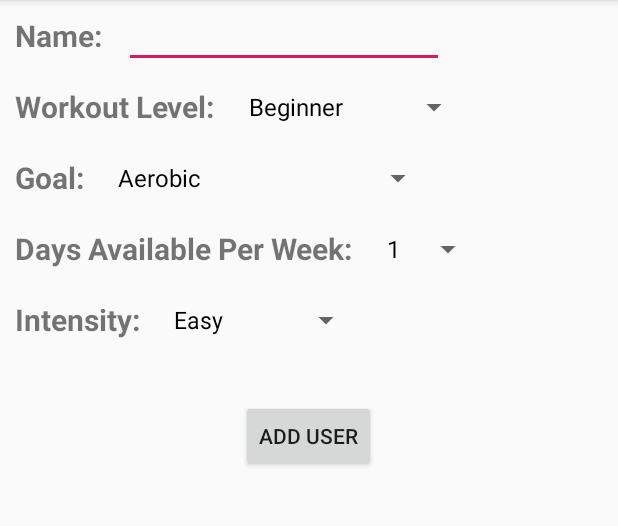
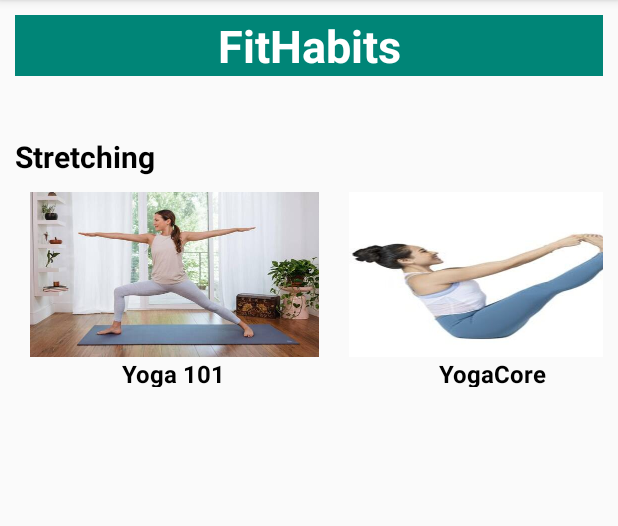
Before and after one commit to Sogurung16/FYP, an Android app: the screen it shows after launch (UserView before the commit, ActivitiesRecommendation after it), on a phone screen of 412 x 824 dp, the part 84-610 px from its top. Run offline under Robolectric (Android 15) with nearby library versions, the phone set to English and light mode, and no system bars.

Commit message:
US_11 T_10

```diff
--- a/app/build.gradle
+++ b/app/build.gradle
@@ -5,7 +5,7 @@ android {
     buildToolsVersion "29.0.2"
     defaultConfig {
         applicationId "com.example.fyp_01"
-        minSdkVersion 14
+        minSdkVersion 16
         targetSdkVersion 29
         versionCode 1
         versionName "1.0"
@@ -30,4 +30,5 @@ dependencies {
 
     //recyclerView
     implementation 'com.android.support:recyclerview-v7:29.0.0'
+
 }
--- a/app/src/main/AndroidManifest.xml
+++ b/app/src/main/AndroidManifest.xml
@@ -9,7 +9,8 @@
         android:roundIcon="@mipmap/ic_launcher_round"
         android:supportsRtl="true"
         android:theme="@style/AppTheme">
-        <activity android:name=".user.UserView"></activity>
+        <activity android:name=".recommendations.ActivitiesRecommendation"/>
+        <activity android:name=".user.UserView" />
         <activity android:name=".activities.ActivitiesView" />
         <activity android:name=".main.MainActivity">
             <intent-filter>
--- a/app/src/main/java/com/example/fyp_01/activities/ActivitiesView.java
+++ b/app/src/main/java/com/example/fyp_01/activities/ActivitiesView.java
@@ -1,7 +1,11 @@
 package com.example.fyp_01.activities;
 
+import android.os.Bundle;
+
 import androidx.appcompat.app.AppCompatActivity;
+import androidx.recyclerview.widget.RecyclerView;
 
+import com.example.fyp_01.R;
 import com.example.fyp_01.database.DatabaseHelper;
 
 import java.util.ArrayList;
--- a/app/src/main/java/com/example/fyp_01/main/MainActivity.java
+++ b/app/src/main/java/com/example/fyp_01/main/MainActivity.java
@@ -6,6 +6,8 @@ import android.content.Intent;
 import android.os.Bundle;
 
 import com.example.fyp_01.R;
+import com.example.fyp_01.activities.ActivitiesView;
+import com.example.fyp_01.recommendations.ActivitiesRecommendation;
 import com.example.fyp_01.user.UserView;
 
 public class MainActivity extends AppCompatActivity {
@@ -15,10 +17,10 @@ public class MainActivity extends AppCompatActivity {
         super.onCreate(savedInstanceState);
         setContentView(R.layout.activity_main);
 
-        /*Intent activitiesPage = new Intent(this, ActivitiesPage.class);
-        startActivity(activitiesPage);*/
+        Intent activitiesRecommendationPage = new Intent(this, ActivitiesRecommendation.class);
+        startActivity(activitiesRecommendationPage);
 
-        Intent userDataPage = new Intent(this, UserView.class);
-        startActivity(userDataPage);
+        /*Intent userDataPage = new Intent(this, UserView.class);
+        startActivity(userDataPage);*/
     }
 }
--- /dev/null
+++ b/app/src/main/java/com/example/fyp_01/recommendations/ActivitiesRecommendation.java
@@ -0,0 +1,54 @@
+package com.example.fyp_01.recommendations;
+
+import android.os.Bundle;
+
+import androidx.appcompat.app.AppCompatActivity;
+import androidx.recyclerview.widget.DefaultItemAnimator;
+import androidx.recyclerview.widget.LinearLayoutManager;
+import androidx.recyclerview.widget.RecyclerView;
+
+import com.example.fyp_01.R;
+
+import java.util.ArrayList;
+
+public class ActivitiesRecommendation extends AppCompatActivity {
+    //Initialize Variables
+    RecyclerView mStretchingRecyclerView;
+
+    ArrayList<StretchingModel> stretchingModels;
+    StretchingAdapter stretchingAdapter;
+
+    @Override
+    protected void onCreate(Bundle savedInstanceState) {
+        super.onCreate(savedInstanceState);
+        setContentView(R.layout.activities_recommendation_page_recycler_container);
+
+        //Assign Variables
+        mStretchingRecyclerView = findViewById(R.id.stretchingRecyclerview);
+
+        //Creating Integer Array for Images
+        Integer[] stretchingActivitiesImages = {R.drawable.yoga_101, R.drawable.yoga_core, R.drawable.legs_warmup,
+                R.drawable.legs_cooldown, R.drawable.recovery_mobility};
+
+        //Creating String Array for texts
+        String[] stretchingActivitiesNames = {"Yoga 101", "YogaCore", "Legs Warm up", "Legs Cool down",
+        "Recovery Mobility"};
+
+        //Initialize ArrayList
+        stretchingModels = new ArrayList<>();
+        for(int i=0;i<stretchingActivitiesImages.length;i++){
+            StretchingModel stretchingModel = new StretchingModel(stretchingActivitiesImages[i], stretchingActivitiesNames[i]);
+            stretchingModels.add(stretchingModel);
+        }
+
+        //Design Horizontal Layout
+        LinearLayoutManager layoutManager = new LinearLayoutManager(ActivitiesRecommendation.this, LinearLayoutManager.HORIZONTAL,false);
+        mStretchingRecyclerView.setLayoutManager(layoutManager);
+        mStretchingRecyclerView.setItemAnimator(new DefaultItemAnimator());
+
+        //Initialize StretchingAdapter
+        stretchingAdapter = new StretchingAdapter(ActivitiesRecommendation.this, stretchingModels);
+        //Set StretchingAdapter to RecyclerView
+        mStretchingRecyclerView.setAdapter(stretchingAdapter);
+    }
+}
--- /dev/null
+++ b/app/src/main/java/com/example/fyp_01/recommendations/StretchingAdapter.java
@@ -0,0 +1,59 @@
+package com.example.fyp_01.recommendations;
+
+import android.content.Context;
+import android.view.LayoutInflater;
+import android.view.View;
+import android.view.ViewGroup;
+import android.widget.ImageView;
+import android.widget.TextView;
+
+import androidx.annotation.NonNull;
+import androidx.recyclerview.widget.RecyclerView;
+
+import com.example.fyp_01.R;
+
+import java.util.ArrayList;
+
+public class StretchingAdapter extends RecyclerView.Adapter<StretchingAdapter.ViewHolder> {
+    ArrayList<StretchingModel> stretchingModels;
+    Context context;
+
+    public StretchingAdapter(Context context, ArrayList<StretchingModel> stretchingModels){
+        this.context = context;
+        this.stretchingModels = stretchingModels;
+    }
+
+    @NonNull
+    @Override
+    public ViewHolder onCreateViewHolder(@NonNull ViewGroup parent, int viewType) {
+        //Create View
+        View view = LayoutInflater.from(parent.getContext()).inflate(R.layout.activities_stretching_item, parent, false);
+        return new ViewHolder(view);
+    }
+
+    @Override
+    public void onBindViewHolder(@NonNull ViewHolder holder, int position) {
+        //Set Images to ImageView
+        holder.mImageView.setImageResource(stretchingModels.get(position).getStretchingActivitiesImages());
+        //Set Names to TextView
+        holder.mTextView.setText(stretchingModels.get(position).getStretchingActivitiesNames());
+    }
+
+    @Override
+    public int getItemCount() {
+        return stretchingModels.size();
+    }
+
+    public class ViewHolder extends RecyclerView.ViewHolder {
+        //Initialize Variables
+        ImageView mImageView;
+        TextView mTextView;
+
+        public ViewHolder(@NonNull View itemView) {
+            super(itemView);
+            //Assign Variable
+            mImageView = itemView.findViewById(R.id.imageView);
+            mTextView = itemView.findViewById(R.id.textView);
+        }
+    }
+}
--- /dev/null
+++ b/app/src/main/java/com/example/fyp_01/recommendations/StretchingModel.java
@@ -0,0 +1,18 @@
+package com.example.fyp_01.recommendations;
+
+public class StretchingModel {
+    Integer stretchingActivitiesImages;
+    String stretchingActivitiesNames;
+
+    public StretchingModel(Integer stretchingActivitiesImages, String stretchingActivitiesNames){
+        this.stretchingActivitiesImages = stretchingActivitiesImages;
+        this.stretchingActivitiesNames = stretchingActivitiesNames;
+    }
+
+    public Integer getStretchingActivitiesImages(){
+        return stretchingActivitiesImages;
+    }
+    public String getStretchingActivitiesNames(){
+        return stretchingActivitiesNames;
+    }
+}
--- /dev/null
+++ b/app/src/main/res/layout/activities_recommendation_page_recycler_container.xml
@@ -0,0 +1,45 @@
+<?xml version="1.0" encoding="utf-8"?>
+<LinearLayout xmlns:android="http://schemas.android.com/apk/res/android"
+    xmlns:app="http://schemas.android.com/apk/res-auto"
+    xmlns:tools="http://schemas.android.com/tools"
+    android:layout_width="match_parent"
+    android:layout_height="match_parent"
+    android:orientation="vertical"
+    android:padding="10dp"
+    tools:context=".recommendations.ActivitiesRecommendation">
+
+    <TextView
+        android:id="@+id/title_fitHabits"
+        android:layout_width="match_parent"
+        android:layout_height="wrap_content"
+        android:layout_alignParentTop="true"
+        android:layout_centerHorizontal="true"
+        android:background="@color/colorPrimary"
+        android:gravity="center_horizontal"
+        android:text="FitHabits"
+        android:textAlignment="center"
+        android:textColor="#fff"
+        android:textSize="30sp"
+        android:textStyle="bold" />
+
+    <TextView
+        android:id="@+id/stretching"
+        android:layout_width="match_parent"
+        android:layout_height="wrap_content"
+        android:layout_marginTop="40dp"
+        android:text="Stretching"
+        android:textSize="20sp"
+        android:textColor="#000"
+        android:textStyle="bold">
+    </TextView>
+
+    <androidx.recyclerview.widget.RecyclerView
+        android:id="@+id/stretchingRecyclerview"
+        android:layout_below="@+id/stretching"
+        android:layout_width="match_parent"
+        android:layout_height="130sp"
+        android:layout_marginTop="10dp"
+        android:orientation="horizontal">
+    </androidx.recyclerview.widget.RecyclerView>
+
+</LinearLayout>
--- /dev/null
+++ b/app/src/main/res/layout/activities_stretching_item.xml
@@ -0,0 +1,30 @@
+<?xml version="1.0" encoding="utf-8"?>
+<RelativeLayout xmlns:android="http://schemas.android.com/apk/res/android"
+    android:layout_width="wrap_content"
+    android:layout_height="wrap_content">
+
+    <LinearLayout
+        android:layout_width="wrap_content"
+        android:layout_height="wrap_content"
+        android:orientation="vertical"
+        android:gravity="center"
+        android:paddingLeft="10dp"
+        android:layout_marginRight="10dp">
+
+    <ImageView
+        android:layout_width="wrap_content"
+        android:layout_height="wrap_content"
+        android:id="@+id/imageView"
+        android:src="@drawable/yoga_101"/>
+
+    <TextView
+        android:id="@+id/textView"
+        android:layout_width="wrap_content"
+        android:layout_height="wrap_content"
+        android:text="Yoga 101"
+        android:textColor="#000"
+        android:textSize="16sp"
+        android:textStyle="bold"/>
+
+    </LinearLayout>
+</RelativeLayout>
```
Also changed, not shown: app/src/main/res/layout/activity_recommendation_page.xml (deleted, +0 -123 lines), app/src/main/res/drawable-xxhdpi/legs_cooldown.jpg (added), app/src/main/res/drawable-xxhdpi/legs_warmup.jpg (added), app/src/main/res/drawable-xxhdpi/recovery_mobility.jpg (added), app/src/main/res/drawable-xxhdpi/yoga_101.jpg (added), app/src/main/res/drawable-xxhdpi/yoga_core.jpg (added), app/src/main/res/mipmap-xxhdpi/legs_cooldown.jpg (added), app/src/main/res/mipmap-xxhdpi/legs_warmup.jpg (added), app/src/main/res/mipmap-xxhdpi/recovery_mobility.jpg (added), app/src/main/res/mipmap-xxhdpi/yoga_101.webp (added), app/src/main/res/mipmap-xxhdpi/yoga_core.jpg (added).
